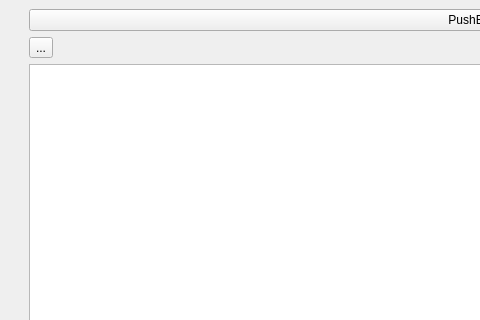
Old version of the form iotpentool/gui/main_gui.ui in the repository sarunasil/iotPenTool; both pictures show x 0 to 480 and y 0 to 320 of the 1000 by 800 pixel window.
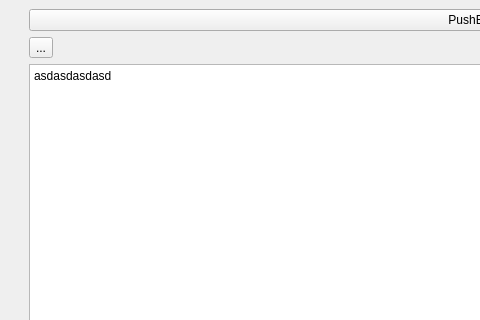
New version of the form.

```diff
--- a/iotpentool/gui/main_gui.ui
+++ b/iotpentool/gui/main_gui.ui
@@ -71,7 +71,12 @@
           </widget>
          </item>
          <item row="2" column="1">
-          <widget class="QPlainTextEdit" name="plainTextEdit"/>
+          <widget class="QPlainTextEdit" name="plainTextEdit">
+           <property name="plainText">
+            <string>asdasdasdasd
+</string>
+           </property>
+          </widget>
          </item>
          <item row="3" column="1">
           <widget class="QRadioButton" name="radioButton">
```
